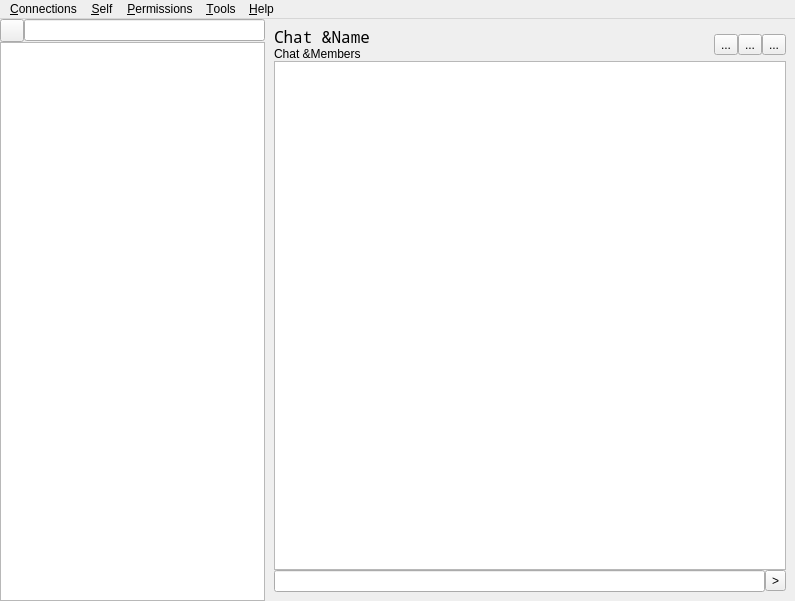
This is Client/ui/main_window.ui in AdamFull/messager as Qt 5 draws it before an edit. The edited form follows.
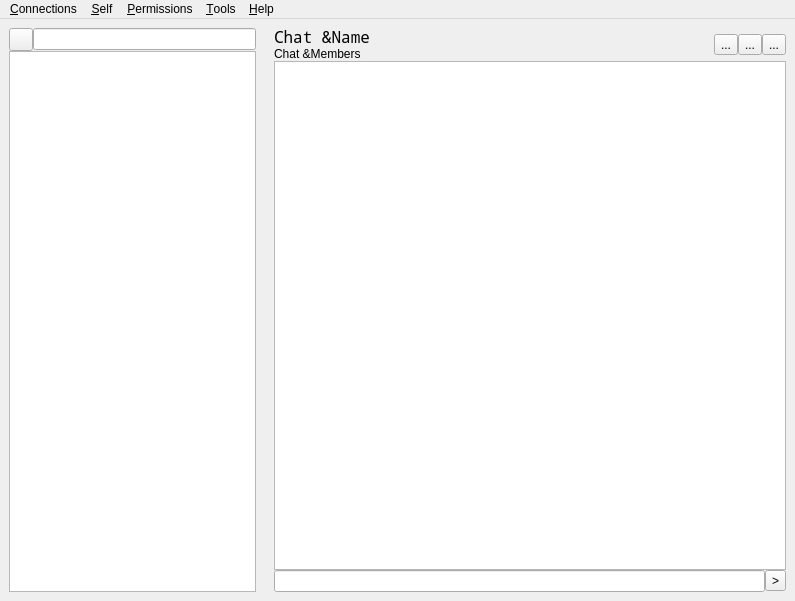
This is the edited form.

Patch:
```diff
--- a/Client/ui/main_window.ui
+++ b/Client/ui/main_window.ui
@@ -24,6 +24,9 @@
     <property name="spacing">
      <number>0</number>
     </property>
+    <property name="sizeConstraint">
+     <enum>QLayout::SetDefaultConstraint</enum>
+    </property>
     <property name="leftMargin">
      <number>0</number>
     </property>
@@ -37,7 +40,8 @@
      <number>0</number>
     </property>
     <item>
-     <layout class="QVBoxLayout" name="verticalLayout" stretch="1,11">
+     <widget class="QWidget" name="chats_layout_w" native="true">
+      <layout class="QVBoxLayout" name="chats_layout" stretch="1,11">
       <property name="spacing">
        <number>0</number>
       </property>
@@ -59,6 +63,7 @@
        <widget class="QListWidget" name="room_list"/>
       </item>
      </layout>
+     </widget>
     </item>
     <item>
      <widget class="QWidget" name="messaging_layout" native="true">
```
Lines whose indentation alone changed are shown as unchanged.
